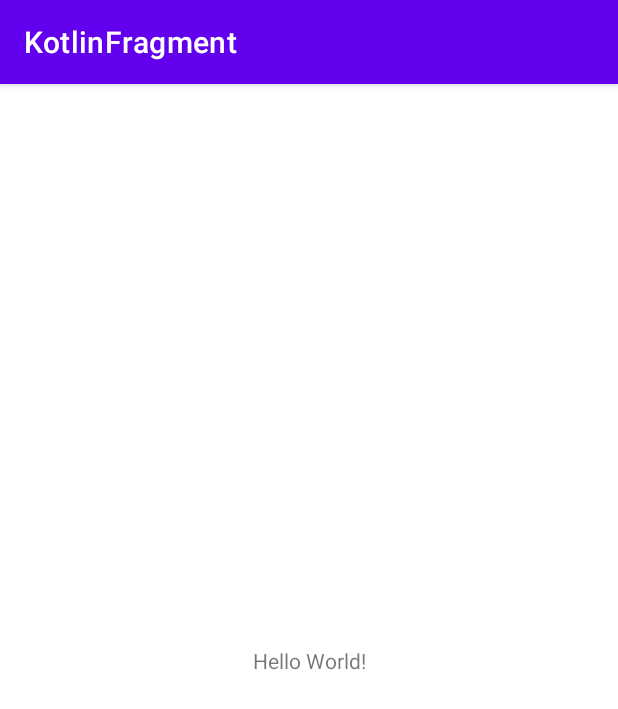
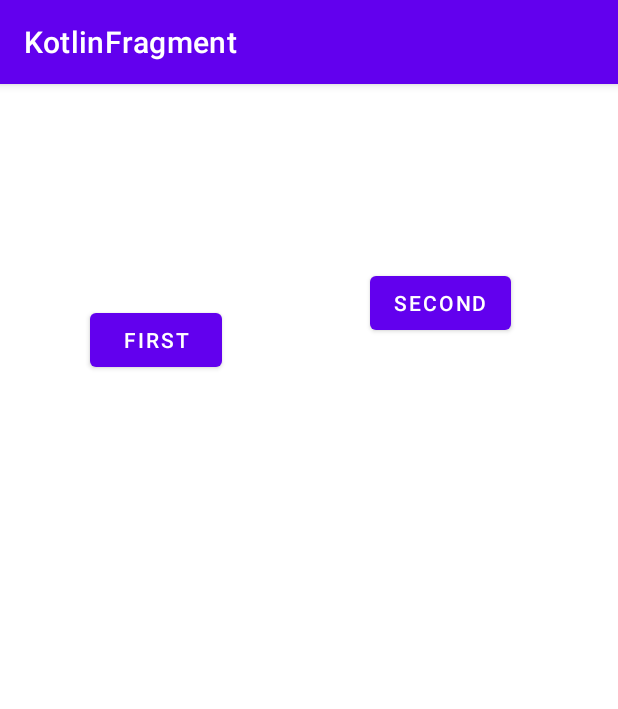
Before and after one commit to Fatih-Baser/KotlinFragment, an Android app: the screen it shows after launch (MainActivity), on a phone screen of 412 x 824 dp. Shown: the top 709 px of the screen. Run offline under Robolectric (Android 15) with nearby library versions, the phone set to English and light mode, and no system bars.

```diff
--- a/app/build.gradle
+++ b/app/build.gradle
@@ -39,6 +39,7 @@ dependencies {
     implementation 'androidx.appcompat:appcompat:1.2.0'
     implementation 'com.google.android.material:material:1.3.0'
     implementation 'androidx.constraintlayout:constraintlayout:2.0.4'
+    implementation 'androidx.legacy:legacy-support-v4:1.0.0'
     testImplementation 'junit:junit:4.+'
     androidTestImplementation 'androidx.test.ext:junit:1.1.2'
     androidTestImplementation 'androidx.test.espresso:espresso-core:3.3.0'
--- a/app/src/main/res/layout/activity_main.xml
+++ b/app/src/main/res/layout/activity_main.xml
@@ -6,13 +6,39 @@
     android:layout_height="match_parent"
     tools:context=".MainActivity">
 
-    <TextView
+
+    <Button
+        android:id="@+id/first"
         android:layout_width="wrap_content"
         android:layout_height="wrap_content"
-        android:text="Hello World!"
-        app:layout_constraintBottom_toBottomOf="parent"
-        app:layout_constraintLeft_toLeftOf="parent"
-        app:layout_constraintRight_toRightOf="parent"
+        android:layout_marginStart="60dp"
+        android:layout_marginTop="122dp"
+        android:layout_marginBottom="36dp"
+        android:onClick="firstFragment"
+        android:text="first"
+        app:layout_constraintBottom_toTopOf="@+id/frameLayout"
+        app:layout_constraintStart_toStartOf="parent"
         app:layout_constraintTop_toTopOf="parent" />
 
+    <Button
+        android:id="@+id/second"
+        android:layout_width="wrap_content"
+        android:layout_height="wrap_content"
+        android:layout_marginTop="122dp"
+        android:layout_marginEnd="71dp"
+        android:onClick="secondFragment"
+        android:text="second"
+        app:layout_constraintEnd_toEndOf="parent"
+        app:layout_constraintTop_toTopOf="parent" />
+
+    <FrameLayout
+        android:id="@+id/frameLayout"
+        android:layout_width="375dp"
+        android:layout_height="488dp"
+        android:layout_marginStart="16dp"
+        app:layout_constraintBottom_toBottomOf="parent"
+        app:layout_constraintStart_toStartOf="parent"
+        app:layout_constraintTop_toBottomOf="@+id/first">
+
+    </FrameLayout>
 </androidx.constraintlayout.widget.ConstraintLayout>
--- a/app/src/main/res/values/strings.xml
+++ b/app/src/main/res/values/strings.xml
@@ -1,3 +1,5 @@
 <resources>
     <string name="app_name">KotlinFragment</string>
+    <!-- TODO: Remove or change this placeholder text -->
+    <string name="hello_blank_fragment">Hello blank fragment</string>
 </resources>
```
Also changed, not shown: app/src/main/java/com/fatihbaser/kotlinfragment/BlankFragment.kt (added, +28 -0 lines), app/src/main/java/com/fatihbaser/kotlinfragment/BlankFragment2.kt (added, +26 -0 lines), app/src/main/java/com/fatihbaser/kotlinfragment/MainActivity.kt (+19 -0 lines), app/src/main/res/layout/fragment_blank.xml (added, +23 -0 lines), app/src/main/res/layout/fragment_blank2.xml (added, +22 -0 lines).
